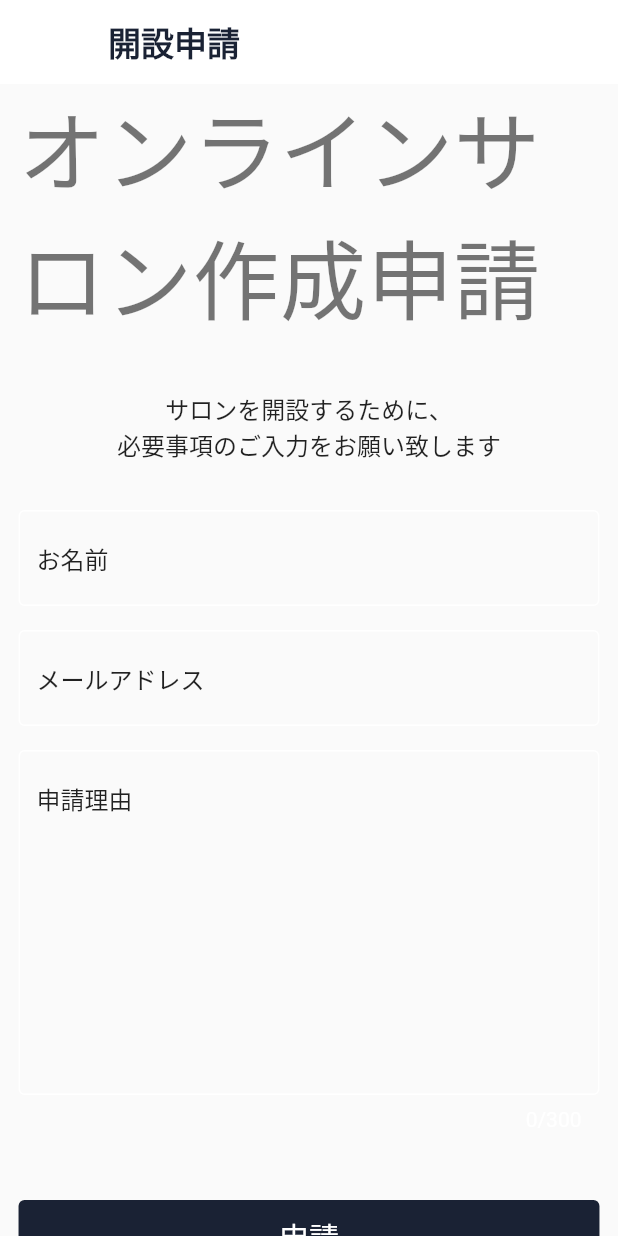
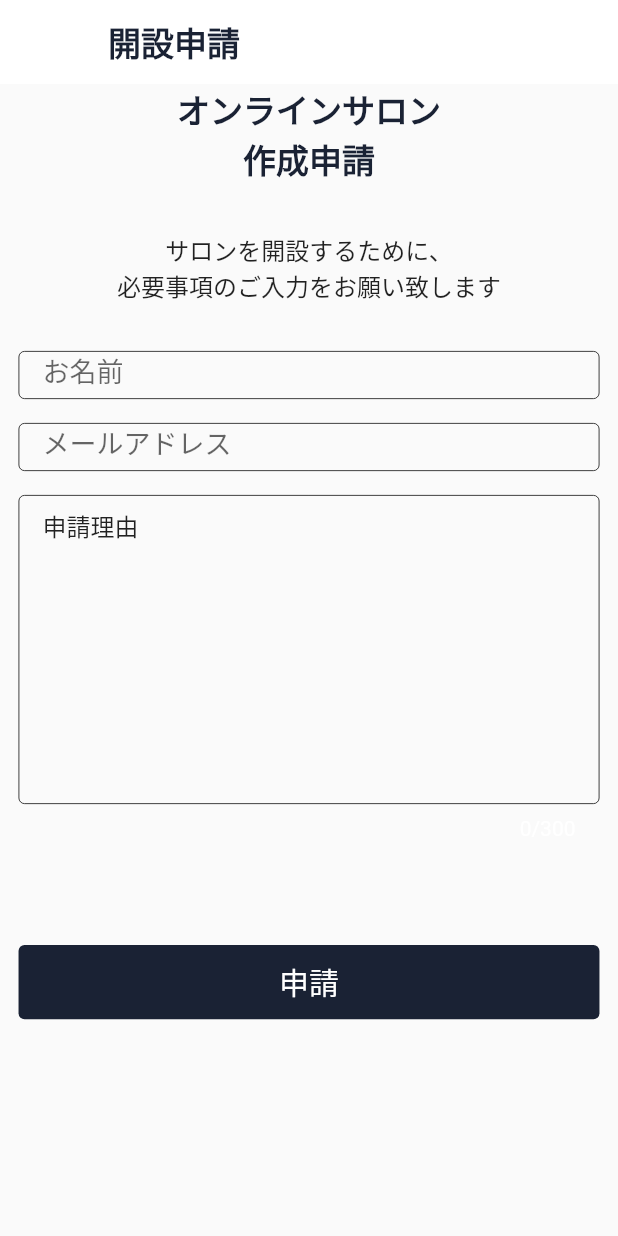
Before and after one commit to KingdomSeekersJP/salon_app, a Flutter app: the SalonApplicationScreen screen opened by its route, on a phone screen of 412 x 824 dp. Run offline on Flutter 3.47's test engine with Material 2 defaults, Android fonts, the light colour scheme and no system bars; our stand-ins replace cloud_firestore, firebase_auth, firebase_core, google_sign_in, sign_in_with_apple; missing offline and left inert: cloud_firestore_web, firebase_auth_web, firebase_core_web, google_sign_in_web; accounts and stored records are empty; Roboto replaces fonts that are missing (NotoSansJP).

Commit message:
申請画面が見切れているバグを修正

```diff
--- a/creator/lib/common/decoration.dart
+++ b/creator/lib/common/decoration.dart
@@ -2,16 +2,18 @@ import 'package:flutter/material.dart';
 
 InputDecoration buildInputDecoration(String hintText, BuildContext context) {
   return InputDecoration(
+    contentPadding: EdgeInsets.fromLTRB(16, 8, 16, 8),
+    focusedBorder: OutlineInputBorder(
+      borderSide: BorderSide(color: Colors.black, width: 0.5),
+    ),
+    enabledBorder: OutlineInputBorder(
+      borderSide: BorderSide(color: Colors.black, width: 0.5),
+    ),
     counterStyle: TextStyle(
       color: Colors.white,
     ),
     hintText: hintText,
     hintStyle: Theme.of(context).textTheme.bodyText1,
     border: OutlineInputBorder(),
-    enabledBorder: OutlineInputBorder(
-      borderSide: BorderSide(
-        color: Colors.white,
-      ),
-    ),
   );
 }
--- a/creator/lib/screens/salon_application_screen.dart
+++ b/creator/lib/screens/salon_application_screen.dart
@@ -37,11 +37,11 @@ class _SalonApplicationScreenState extends State<SalonApplicationScreen> {
         child: Container(
           padding: EdgeInsets.symmetric(horizontal: screenWidth * 0.03),
           child: Center(
-            child: Column(
-              mainAxisAlignment: MainAxisAlignment.center,
+            child: ListView(
+              // mainAxisAlignment: MainAxisAlignment.center,
               children: [
                 _buildFormDescription(),
-                _buildApplicationForms(),
+                _buildApplicationForms(screenWidth),
                 _buildSubmitButton(screenWidth)
               ],
             ),
@@ -62,26 +62,21 @@ class _SalonApplicationScreenState extends State<SalonApplicationScreen> {
     );
   }
 
-  Widget _buildApplicationForms() {
+  Widget _buildApplicationForms(double screenWidth) {
     return Column(
       children: [
-        Container(
-          child: TextField(
-            style: Theme.of(context).textTheme.bodyText1,
-            onChanged: (_) => _updateContext(),
-            controller: fullnameController,
-            decoration: buildInputDecoration("お名前", context),
-          ),
+        _buildTextFieldWithBorderline(
+          fullnameController,
+          TextInputType.name,
+          "お名前",
+          screenWidth,
         ),
         SizedBox(height: 16),
-        TextField(
-          controller: emailController,
-          onChanged: (_) => _updateContext(),
-          style: Theme.of(context).textTheme.bodyText1,
-          decoration: buildInputDecoration(
-            "メールアドレス",
-            context,
-          ),
+        _buildTextFieldWithBorderline(
+          emailController,
+          TextInputType.emailAddress,
+          "メールアドレス",
+          screenWidth,
         ),
         SizedBox(height: 16),
         Container(
@@ -95,8 +90,34 @@ class _SalonApplicationScreenState extends State<SalonApplicationScreen> {
             maxLength: 300,
             maxLines: 10,
           ),
-        )
+        ),
       ],
+    );
+  }
+
+  Widget _buildTextFieldWithBorderline(
+    TextEditingController controller,
+    TextInputType keyboardType,
+    String label,
+    double width,
+  ) {
+    return Container(
+      width: width,
+      height: 32,
+      child: TextField(
+        onChanged: (_) => _updateContext(),
+        controller: controller,
+        keyboardType: keyboardType,
+        decoration: InputDecoration(
+            contentPadding: EdgeInsets.fromLTRB(16, 8, 16, 8),
+            focusedBorder: OutlineInputBorder(
+              borderSide: BorderSide(color: Colors.black, width: 0.5),
+            ),
+            enabledBorder: OutlineInputBorder(
+              borderSide: BorderSide(color: Colors.black, width: 0.5),
+            ),
+            hintText: label),
+      ),
     );
   }
 
@@ -104,8 +125,9 @@ class _SalonApplicationScreenState extends State<SalonApplicationScreen> {
     return Column(
       children: [
         Text(
-          "オンラインサロン作成申請",
-          style: Theme.of(context).textTheme.headline2,
+          "オンラインサロン\n作成申請",
+          style: Theme.of(context).textTheme.headline3,
+          textAlign: TextAlign.center,
         ),
         SizedBox(height: 32),
         Text(
```
Also changed, not shown: 1 other file.
